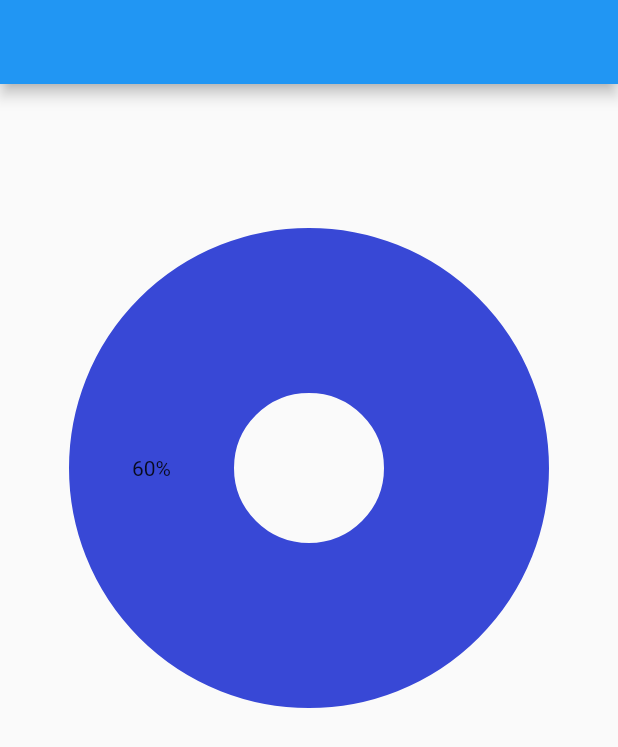
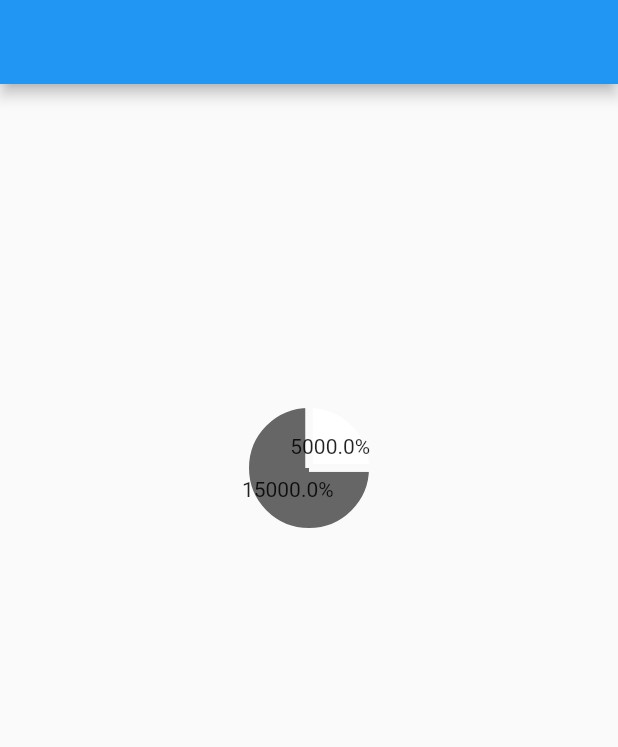
Before and after one commit to flavia-almeida/WaterFluss, a Flutter app: the Pizza screen opened directly, on a phone screen of 412 x 824 dp. Shown: the top 747 px of the screen. Run offline on Flutter 3.47's test engine with Material 2 defaults, Android fonts, the phone set to English and light mode, and no system bars; drawn by our look-alikes of fl_chart.

Commit message:
pizza funcionando

```diff
--- a/lib/grafo_pizza.dart
+++ b/lib/grafo_pizza.dart
@@ -8,6 +8,13 @@ class Pizza extends StatefulWidget {
   State<Pizza> createState() => _PizzaState();
 }
 
+class Data {
+  final String nome;
+  final double porcent;
+  final Color color;
+  Data({required this.nome, required this.porcent, required this.color});
+}
+
 class _PizzaState extends State<Pizza> {
   double valor = 60.0;
   @override
@@ -15,8 +22,7 @@ class _PizzaState extends State<Pizza> {
     return Scaffold(
       appBar: AppBar(),
       body: SingleChildScrollView(
-        padding: const EdgeInsets.only(top:50),
-
+        padding: const EdgeInsets.only(top: 50),
         child: Column(
           mainAxisAlignment: MainAxisAlignment.center,
           children: <Widget>[Grafico()],
@@ -25,7 +31,7 @@ class _PizzaState extends State<Pizza> {
     );
   }
 
-  set_dados(){
+  set_dados() {
     return List.generate(1, (index) {
       final fontSize = 14.0;
       final Radius = 0.0;
@@ -35,12 +41,32 @@ class _PizzaState extends State<Pizza> {
           color: Color.fromARGB(255, 56, 72, 214),
           value: valor * 100,
           title: '${valor.toStringAsFixed(0)}%',
-                radius: 110.0
-              );
+          radius: 110.0);
     });
   }
 
-  Grafico(){
+  List<Data> data = [
+    Data(
+        nome: 'contem',
+        porcent: 15000,
+        color: Color.fromRGBO(102, 102, 102, 1.0)),
+    Data(
+        nome: 'vazio',
+        porcent: 5000,
+        color: Color.fromRGBO(255, 255, 255, 1.0)),
+  ];
+
+  List<PieChartSectionData> getSections() => data
+      .asMap()
+      .map<int, PieChartSectionData>((index, data) {
+        final value = PieChartSectionData(
+            color: data.color, value: data.porcent, title: '${data.porcent}%');
+        return MapEntry(index, value);
+      })
+      .values
+      .toList();
+
+  Grafico() {
     if ((valor <= 0)) {
       return Container(
         width: MediaQuery.of(context).size.width,
@@ -58,8 +84,8 @@ class _PizzaState extends State<Pizza> {
             child: PieChart(
               PieChartData(
                 sectionsSpace: 5,
-              centerSpaceRadius: 50,
-              sections: set_dados(),
+                centerSpaceRadius: 0,
+                sections: getSections(),
               ),
             ),
           ),
```
Lines whose indentation alone changed are shown as unchanged.
